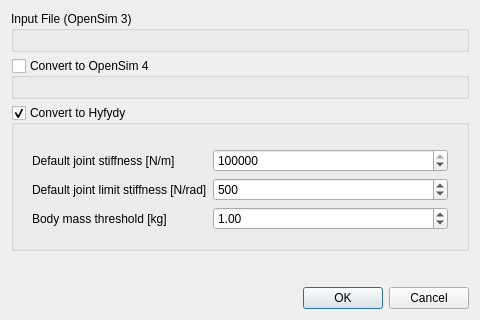
First picture: the form in src/sconestudio/ModelTool.ui, repository tgeijten/scone-studio, before the edit.
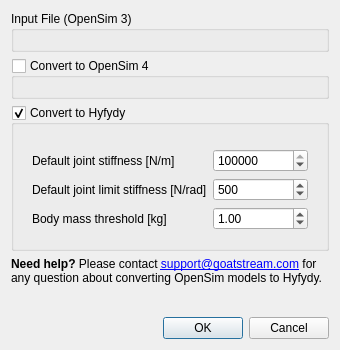
Second picture: the form after the edit. Custom widgets are drawn as their Qt base class.

Commit message: U*: Added contact information for help on model conversion

```diff
--- a/src/sconestudio/ModelTool.ui
+++ b/src/sconestudio/ModelTool.ui
@@ -6,8 +6,8 @@
    <rect>
     <x>0</x>
     <y>0</y>
-    <width>480</width>
-    <height>320</height>
+    <width>340</width>
+    <height>350</height>
    </rect>
   </property>
   <property name="windowTitle">
@@ -134,6 +134,25 @@
      </layout>
     </widget>
    </item>
+   <item>
+    <widget class="QLabel" name="label_4">
+     <property name="lineWidth">
+      <number>1</number>
+     </property>
+     <property name="text">
+      <string>&lt;html&gt;&lt;head/&gt;&lt;body&gt;&lt;p&gt;&lt;span style=&quot; font-weight:600;&quot;&gt;Need help?&lt;/span&gt; Please contact &lt;a href=&quot;mailto:support@goatstream.com&quot;&gt;&lt;span style=&quot; text-decoration: underline; color:#0000ff;&quot;&gt;support@goatstream.com&lt;/span&gt;&lt;/a&gt; for any question about converting OpenSim models to Hyfydy.&lt;/p&gt;&lt;/body&gt;&lt;/html&gt;</string>
+     </property>
+     <property name="wordWrap">
+      <bool>true</bool>
+     </property>
+     <property name="margin">
+      <number>8</number>
+     </property>
+     <property name="openExternalLinks">
+      <bool>true</bool>
+     </property>
+    </widget>
+   </item>
    <item>
     <spacer name="verticalSpacer">
      <property name="orientation">
```
